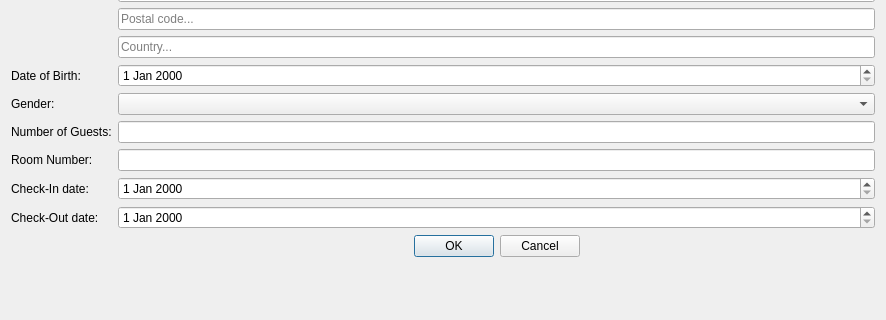
Before: the Qt Designer form hotel/reservationstab/editreservationdialog.ui in jgtim/itvitae-cpp-hotelrestaurantapplication, drawn with Qt 5; both pictures show x 0 to 886 and y 171 to 491 of the 886 by 691 pixel window.
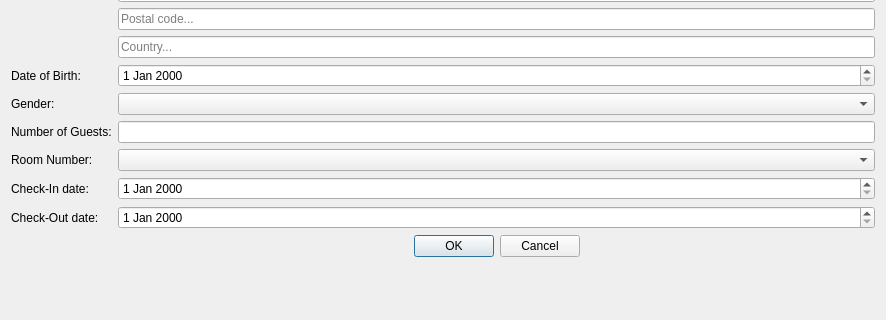
After: the same form once the commit is applied.

Commit message: Search rooms correctly

```diff
--- a/hotel/reservationstab/editreservationdialog.ui
+++ b/hotel/reservationstab/editreservationdialog.ui
@@ -31,9 +31,6 @@
      </property>
     </widget>
    </item>
-   <item row="11" column="1">
-    <widget class="QLineEdit" name="roomEdit"/>
-   </item>
    <item row="12" column="0">
     <widget class="QLabel" name="checkInDateLabel">
      <property name="text">
@@ -174,6 +171,9 @@
    <item row="9" column="1">
     <widget class="QComboBox" name="genderComboBox"/>
    </item>
+   <item row="11" column="1">
+    <widget class="QComboBox" name="roomEdit"/>
+   </item>
   </layout>
  </widget>
  <resources/>
```
The commit also changes 4 other files.
